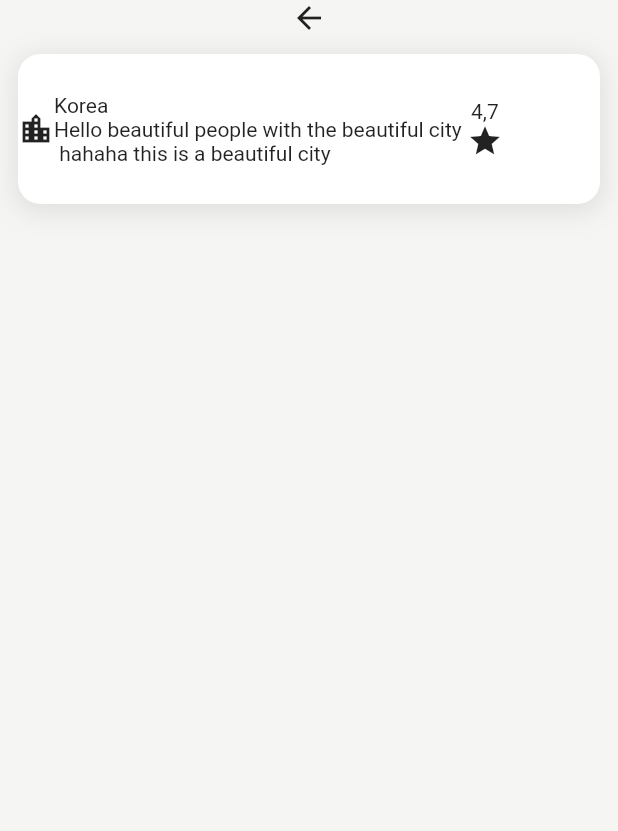
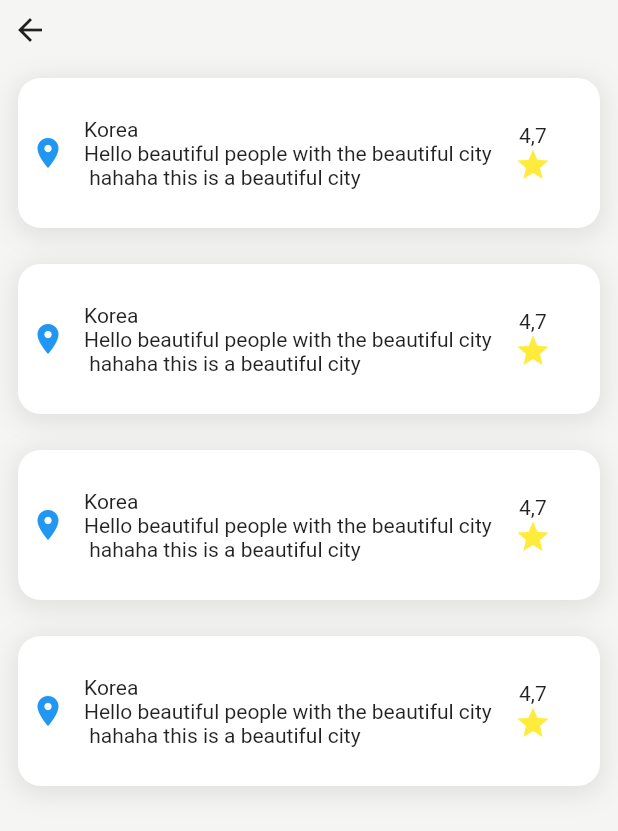
Before and after one commit to Samitalimbu/RealEstate, a Flutter app: the screen it shows after launch, on a phone screen of 412 x 824 dp. Shown: the top 831 px of the screen. Run offline on Flutter 3.47's test engine with Material 2 defaults, Android fonts, the phone set to English and light mode, and no system bars; our stand-ins replace awesome_notifications, connectivity_plus, dio, flutter_image_slideshow, flutter_rating_bar, flutter_screenutil and 12 more; missing offline and left inert: division, flutter_toastr, wear; generated files the repository leaves out were written again.

Commit message:
working on list view builder

```diff
--- a/lib/screens/property_listing_screen.dart
+++ b/lib/screens/property_listing_screen.dart
@@ -30,12 +30,16 @@ class _PropertyListingScreenState extends State<PropertyListingScreen> {
         child: Scaffold(
             backgroundColor: const Color(0xffff5f5f3),
             body: Column(
+              crossAxisAlignment: CrossAxisAlignment.start,
               children: [
-                Icon(Icons.arrow_back),
+                Padding(
+                  padding: const EdgeInsets.all(8.0),
+                  child: Icon(Icons.arrow_back),
+                ),
                 Container(
-                    height: 400,
+                    height: 500,
                     child: ListView.builder(
-                        itemCount: 1,
+                        itemCount: 4,
                         itemBuilder: (BuildContext context, int index) {
                           return Padding(
                             padding: const EdgeInsets.all(12.0),
@@ -52,11 +56,18 @@ class _PropertyListingScreenState extends State<PropertyListingScreen> {
                                           blurRadius: 14,
                                           offset: Offset(0, 3))
                                     ]),
+                                child: Positioned.fill(
+                                  child: Padding(
+                                    padding: const EdgeInsets.all(8.0),
                                     child: Row(
-                                  children:<Widget> [
-
-                                    Icon(Icons.location_city),
-                                    Column(
+                                      children: <Widget>[
+                                        Icon(
+                                          Icons.location_on,
+                                          color: Colors.blue,
+                                        ),
+                                        Padding(
+                                          padding: const EdgeInsets.all(12.0),
+                                          child: Column(
                                             mainAxisSize: MainAxisSize.min,
                                             crossAxisAlignment:
                                                 CrossAxisAlignment.start,
@@ -66,12 +77,20 @@ class _PropertyListingScreenState extends State<PropertyListingScreen> {
                                                   "Hello beautiful people with the beautiful city \n hahaha this is a beautiful city")
                                             ],
                                           ),
+                                        ),
                                         Column(
                                           mainAxisSize: MainAxisSize.min,
-                                      children: [Text("4,7"),
-                                      Icon(Icons.star)],
+                                          children: [
+                                            Text("4,7"),
+                                            Icon(
+                                              Icons.star,
+                                              color: Colors.yellow,
                                             )
                                           ],
+                                        )
+                                      ],
+                                    ),
+                                  ),
                                 )),
                           );
                         })),
```
Lines whose indentation alone changed are shown as unchanged.
